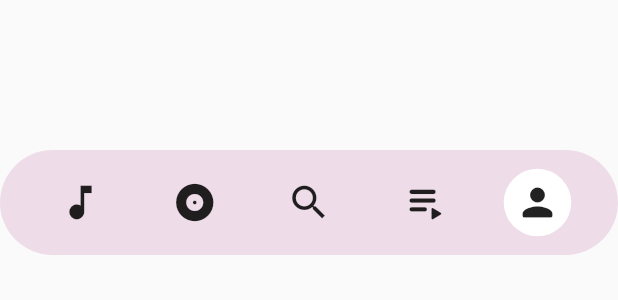
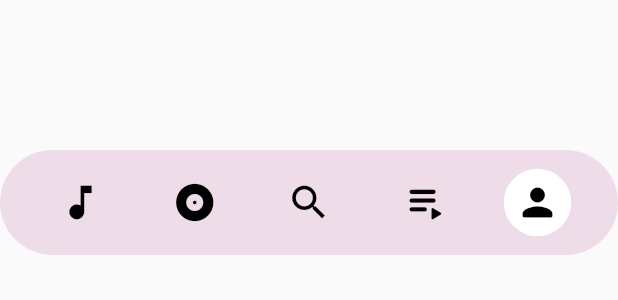
Before and after one commit to Andbow09/BS_Player, a Flutter app: the BottomMenuWidget widget shown alone on an empty page, opened directly, on a phone screen of 412 x 824 dp. Shown: the top 300 px of the screen. Run offline on Flutter 3.47's test engine with Material 3 defaults, Android fonts, the phone set to English and light mode, and no system bars; drawn by our look-alikes of audio_video_progress_bar, on_audio_query; our stand-ins replace auto_size_text, font_awesome_flutter, from_css_color, go_router, google_fonts, just_audio and 4 more; missing offline and left inert: json_path; accounts and stored records are empty; statements that could not run were skipped.

Commit message:
Updating to latest FlutterFlow output.

```diff
--- a/lib/app_state.dart
+++ b/lib/app_state.dart
@@ -67,6 +67,12 @@ class FFAppState extends ChangeNotifier {
   set currentDarkColor(Color value) {
     _currentDarkColor = value;
   }
+
+  Color _currentTextColor = Color(4278190080);
+  Color get currentTextColor => _currentTextColor;
+  set currentTextColor(Color value) {
+    _currentTextColor = value;
+  }
 }
 
 Color? _colorFromIntValue(int? val) {
--- a/lib/components/bottom_menu/bottom_menu_widget.dart
+++ b/lib/components/bottom_menu/bottom_menu_widget.dart
@@ -120,6 +120,7 @@ class _BottomMenuWidgetState extends State<BottomMenuWidget> {
                                         .bodyMedium
                                         .fontStyle,
                                   ),
+                                  color: FFAppState().currentTextColor,
                                   letterSpacing: 0.0,
                                   fontWeight: FontWeight.bold,
                                   fontStyle: FlutterFlowTheme.of(context)
@@ -142,6 +143,7 @@ class _BottomMenuWidgetState extends State<BottomMenuWidget> {
                                         .fontWeight,
                                     fontStyle: FontStyle.italic,
                                   ),
+                                  color: FFAppState().currentTextColor,
                                   letterSpacing: 0.0,
                                   fontWeight: FlutterFlowTheme.of(context)
                                       .bodyMedium
@@ -165,6 +167,7 @@ class _BottomMenuWidgetState extends State<BottomMenuWidget> {
                                         .bodyMedium
                                         .fontStyle,
                                   ),
+                                  color: FFAppState().currentTextColor,
                                   letterSpacing: 0.0,
                                   fontWeight: FlutterFlowTheme.of(context)
                                       .bodyMedium
@@ -202,7 +205,7 @@ class _BottomMenuWidgetState extends State<BottomMenuWidget> {
                               },
                               child: Icon(
                                 Icons.pause_rounded,
-                                color: FlutterFlowTheme.of(context).primaryText,
+                                color: FFAppState().currentTextColor,
                                 size: 50.0,
                               ),
                             ),
@@ -222,7 +225,7 @@ class _BottomMenuWidgetState extends State<BottomMenuWidget> {
                               },
                               child: Icon(
                                 Icons.play_arrow_rounded,
-                                color: FlutterFlowTheme.of(context).primaryText,
+                                color: FFAppState().currentTextColor,
                                 size: 50.0,
                               ),
                             ),
@@ -313,7 +316,7 @@ class _BottomMenuWidgetState extends State<BottomMenuWidget> {
                     },
                     child: Icon(
                       Icons.music_note,
-                      color: FlutterFlowTheme.of(context).primaryText,
+                      color: FFAppState().currentTextColor,
                       size: 30.0,
                     ),
                   ),
@@ -339,7 +342,7 @@ class _BottomMenuWidgetState extends State<BottomMenuWidget> {
                     },
                     child: Icon(
                       Icons.album,
-                      color: FlutterFlowTheme.of(context).primaryText,
+                      color: FFAppState().currentTextColor,
                       size: 30.0,
                     ),
                   ),
@@ -365,7 +368,7 @@ class _BottomMenuWidgetState extends State<BottomMenuWidget> {
                     },
                     child: Icon(
                       Icons.search,
-                      color: FlutterFlowTheme.of(context).primaryText,
+                      color: FFAppState().currentTextColor,
                       size: 30.0,
                     ),
                   ),
@@ -393,7 +396,7 @@ class _BottomMenuWidgetState extends State<BottomMenuWidget> {
                       },
                       child: Icon(
                         Icons.playlist_play_rounded,
-                        color: FlutterFlowTheme.of(context).primaryText,
+                        color: FFAppState().currentTextColor,
                         size: 35.0,
                       ),
                     ),
@@ -420,7 +423,7 @@ class _BottomMenuWidgetState extends State<BottomMenuWidget> {
                     },
                     child: Icon(
                       Icons.person_rounded,
-                      color: FlutterFlowTheme.of(context).primaryText,
+                      color: FFAppState().currentTextColor,
                       size: 30.0,
                     ),
                   ),
--- a/lib/pages/songs/songs_widget.dart
+++ b/lib/pages/songs/songs_widget.dart
@@ -142,7 +142,6 @@ class _SongsWidgetState extends State<SongsWidget> {
                                             FFAppState().isPlaying = true;
                                             FFAppState().currentAlbum =
                                                 listViewListSongsRow.album;
-                                            safeSetState(() {});
                                             await actions.audioController(
                                               'play',
                                               listViewListSongsRow.ruta,
@@ -160,7 +159,9 @@ class _SongsWidgetState extends State<SongsWidget> {
                                             FFAppState().currentDarkColor =
                                                 (_model.pickedColor!
                                                     .elementAtOrNull(2))!;
-                                            safeSetState(() {});
+                                            FFAppState().currentTextColor =
+                                                (_model.pickedColor!
+                                                    .elementAtOrNull(3))!;
 
                                             safeSetState(() {});
                                           },
```
Also changed, not shown: lib/custom_code/actions/cover_color_picker.dart (+24 -19 lines).
